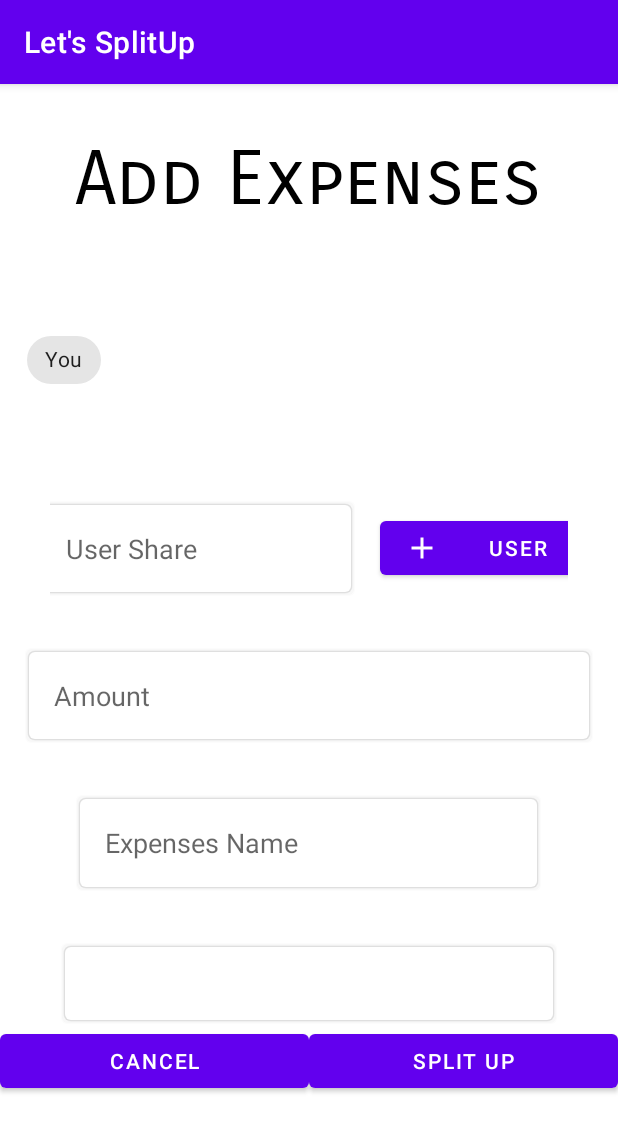
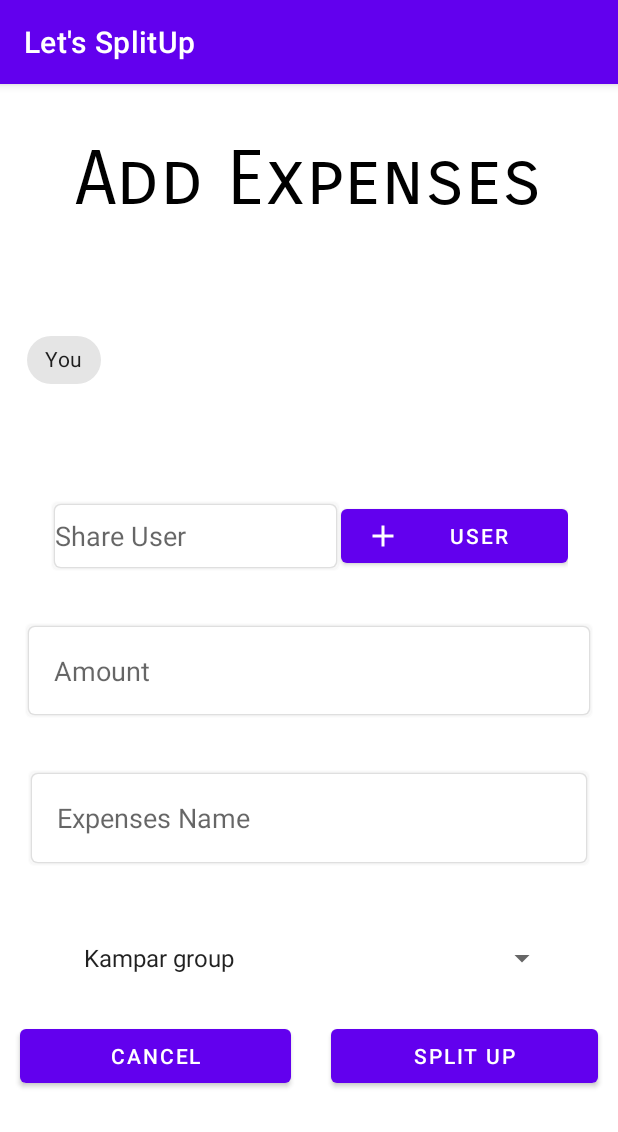
Before and after one commit to kuhc/Assignment, an Android app: the screen it shows after launch once a user with an empty profile is signed in (AddExpenses), after a tap on an icon or button, on a phone screen of 412 x 824 dp. Shown: the top 1132 px of the screen. Run offline under Robolectric (Android 15) with nearby library versions, the phone set to English and light mode, and no system bars; our stand-ins replace Firebase (no records; nobody signed in at launch, a user with empty details on screens opened directly); 1 statement that could not run was skipped.

Commit message:
Add expenses Update

```diff
--- a/app/src/main/java/com/utar/assignment/Activity/AddExpenses.java
+++ b/app/src/main/java/com/utar/assignment/Activity/AddExpenses.java
@@ -1,34 +1,60 @@
 package com.utar.assignment.Activity;
 
+import androidx.annotation.NonNull;
 import androidx.appcompat.app.AppCompatActivity;
 
 import android.os.Bundle;
 import android.text.Editable;
 import android.text.TextWatcher;
 import android.view.View;
+import android.widget.ArrayAdapter;
+import android.widget.AutoCompleteTextView;
 import android.widget.Button;
 import android.widget.EditText;
+import android.widget.Spinner;
 import android.widget.TextView;
 
+import com.google.android.gms.tasks.OnCompleteListener;
+import com.google.android.gms.tasks.OnSuccessListener;
+import com.google.android.gms.tasks.Task;
 import com.google.android.material.chip.Chip;
 import com.google.android.material.chip.ChipDrawable;
 import com.google.android.material.chip.ChipGroup;
+import com.google.firebase.auth.FirebaseAuth;
+import com.google.firebase.auth.FirebaseUser;
+import com.google.firebase.firestore.DocumentReference;
+import com.google.firebase.firestore.DocumentSnapshot;
+import com.google.firebase.firestore.FirebaseFirestore;
+import com.utar.assignment.Model.User;
 import com.utar.assignment.R;
 import com.utar.assignment.Util.GeneralHelper;
 import com.utar.assignment.Util.SplitCalHelper;
 
 import java.util.ArrayList;
+import java.util.Arrays;
+import java.util.List;
 
 public class AddExpenses extends AppCompatActivity {
 
-    private EditText user_share,expenses_name;
-    private Button btn_adduser,btn_split;
+    private Button btn_adduser,btn_split,btn_cancel;
     private ChipGroup chipGroup;
     private TextView result;
     private int split_user_count =0;
     private double temp_result=0;
-    private EditText amount;
+    private EditText amount,expenses_name;
+    private AutoCompleteTextView user_share;
+    private Spinner groups;
     SplitCalHelper sh = new SplitCalHelper();
+
+    private User userInfo;
+
+    List<String> userList = new ArrayList<>();
+
+    private static FirebaseFirestore fStore = FirebaseFirestore.getInstance();
+    private FirebaseAuth Auth;
+    FirebaseFirestore db;
+
+
 
     @Override
     protected void onCreate(Bundle savedInstanceState) {
@@ -39,10 +65,41 @@ public class AddExpenses extends AppCompatActivity {
         user_share = findViewById(R.id.add_usershare);
         btn_adduser = findViewById(R.id.add_adduser);
         btn_split = findViewById(R.id.add_split);
+        btn_cancel = findViewById(R.id.add_cancel);
         chipGroup = findViewById(R.id.add_chipGroup);
         result = findViewById(R.id.add_result);
         amount = (EditText) findViewById(R.id.add_amount);
         expenses_name = (EditText) findViewById(R.id.add_expensesname);
+        groups = findViewById(R.id.add_group);
+
+        List<String> supplierNames = Arrays.asList("Kampar group", "Ipoh Group", "KL Group");
+
+        ArrayAdapter<String> grouplist = new ArrayAdapter<String>
+                (AddExpenses.this, android.R.layout.simple_list_item_1,supplierNames);
+        grouplist.setDropDownViewResource(android.R.layout.simple_spinner_dropdown_item);
+        groups.setAdapter(grouplist);
+
+        //get the user friend as suggestion
+        FirebaseUser user;
+        user = Auth.getInstance().getCurrentUser();
+        String uid = user.getUid();
+        db = FirebaseFirestore.getInstance();
+        DocumentReference documentReference =db.collection("Users").document(uid);
+        documentReference.get().addOnSuccessListener(new OnSuccessListener<DocumentSnapshot>() {
+            @Override
+            public void onSuccess(DocumentSnapshot documentSnapshot) {
+                userInfo = documentSnapshot.toObject(User.class);
+                if(userInfo.getFriendList()!= null) {
+                    userList.addAll(userInfo.getFriendList());
+                    user_share.setAdapter(new ArrayAdapter<>
+                            (AddExpenses.this, android.R.layout.simple_list_item_activated_1,userList));
+
+                }
+            }
+        });
+
+
+
 
         //default user in chips group "You"
         Chip default_chip = new Chip(this);
@@ -56,18 +113,6 @@ public class AddExpenses extends AppCompatActivity {
         default_chip.setPadding(60,10,60,10);
         default_chip.setText("You");
         chipGroup.addView(default_chip);
-
-
-
-
-
-
-        btn_split.setOnClickListener(new View.OnClickListener() {
-            @Override
-            public void onClick(View v) {
-
-            }
-        });
 
 
         //amount has been type
@@ -84,8 +129,34 @@ public class AddExpenses extends AppCompatActivity {
                 cal_temp_result();
             }
         });
+
+        //ready to split
+        btn_split.setOnClickListener(new View.OnClickListener() {
+            @Override
+            public void onClick(View v) {
+
+                double amounts = 0;
+                String am =amount.getText().toString();
+                ArrayList<String> split_user_list = new ArrayList<>();
+                for (int i = 0; i < chipGroup.getChildCount(); i++) {
+                    String user = ((Chip) chipGroup.getChildAt(i)).getText().toString();
+                    split_user_list.add(user);
+                }
+                amounts = Double.parseDouble(am);
+                split_to_database(split_user_list,amounts);
+
+                GeneralHelper.showMessage(AddExpenses.this,expenses_name.getText().toString());
+            }
+        });
+        btn_cancel.setOnClickListener(new View.OnClickListener() {
+            @Override
+            public void onClick(View v) {
+                finish();
+            }
+        });
     }
 
+    //function to calculate the split amount
     public void cal_temp_result(){
 
         double amounts = 0;
@@ -98,10 +169,15 @@ public class AddExpenses extends AppCompatActivity {
         split_user_count = chipGroup.getChildCount();
         temp_result = sh.splitNormal(split_user_count,amounts);
 
-        result.setText("Each User Split RM"+temp_result);
+        result.setText("Split: RM"+temp_result);
     }
 
-    //
+    //save amount to
+    public void split_to_database(List<String> userList, double split_amount){
+
+    }
+
+    //add user for split
     public void add_user_chip(View view){
         Chip chip = new Chip(this);
 
--- a/app/src/main/res/layout/activity_add_expenses.xml
+++ b/app/src/main/res/layout/activity_add_expenses.xml
@@ -45,20 +45,15 @@
         android:gravity="center_horizontal"
         android:orientation="horizontal">
 
-        <EditText
+        <AutoCompleteTextView
             android:id="@+id/add_usershare"
-            android:layout_width="wrap_content"
-            android:layout_height="wrap_content"
-            android:layout_marginStart="16dp"
-            android:layout_marginLeft="16dp"
-            android:layout_marginEnd="16dp"
-            android:layout_marginRight="16dp"
+            android:layout_width="346dp"
+            android:layout_height="match_parent"
+            android:layout_weight="3"
+            android:autoText="false"
             android:background="@drawable/custom_container"
-            android:ems="10"
-            android:hint="User Share"
-            android:inputType="textMultiLine|textImeMultiLine"
-            android:padding="20dp"
-            android:scrollbars="vertical" />
+            android:dropDownHeight="wrap_content"
+            android:hint="Share User" />
 
         <Button
             android:id="@+id/add_adduser"
@@ -87,7 +82,7 @@
 
     <EditText
         android:id="@+id/add_expensesname"
-        android:layout_width="311dp"
+        android:layout_width="376dp"
         android:layout_height="65dp"
         android:layout_gravity="center_horizontal"
         android:layout_margin="50px"
@@ -98,13 +93,14 @@
         android:padding="20dp" />
 
     <Spinner
-        android:id="@+id/spinner2"
+        android:id="@+id/add_group"
         android:layout_width="332dp"
         android:layout_height="55dp"
         android:layout_gravity="center_horizontal"
-        android:background="@drawable/custom_container"
+        android:dropDownSelector="@android:drawable/dialog_frame"
         android:scrollbarAlwaysDrawVerticalTrack="false"
-        android:spinnerMode="dropdown" />
+        android:spinnerMode="dialog"
+        android:splitMotionEvents="false" />
 
     <LinearLayout
         android:layout_width="match_parent"
@@ -112,16 +108,18 @@
         android:orientation="horizontal">
 
         <Button
-            android:id="@+id/button3"
-            android:layout_width="wrap_content"
+            android:id="@+id/add_cancel"
+            android:layout_width="160dp"
             android:layout_height="wrap_content"
+            android:layout_margin="20px"
             android:layout_weight="1"
             android:text="@android:string/cancel" />
 
         <Button
             android:id="@+id/add_split"
-            android:layout_width="206dp"
+            android:layout_width="178dp"
             android:layout_height="wrap_content"
+            android:layout_margin="20px"
             android:text="Split Up" />
     </LinearLayout>
 
```
Also changed, not shown: app/src/main/res/layout/fragment_home.xml (+28 -0 lines).
